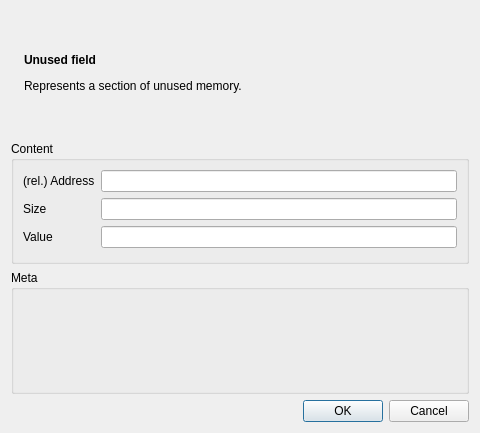
Old version of the form src/unusedfielddialog.ui in the repository dmr-tools/anytone-emu.
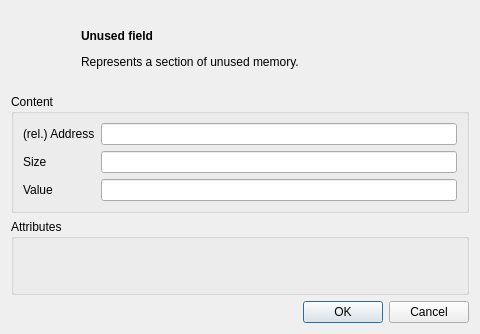
New version of the form. Icons and pictures are not drawn. Custom widgets are drawn as their Qt base class.

Commit message:
Implemented icon themes (#4)
* Prepared dark mode support.
* Fixed dark mode.

The edit to the form file:
```diff
--- a/src/unusedfielddialog.ui
+++ b/src/unusedfielddialog.ui
@@ -7,7 +7,7 @@
     <x>0</x>
     <y>0</y>
     <width>480</width>
-    <height>433</height>
+    <height>334</height>
    </rect>
   </property>
   <property name="windowTitle">
@@ -24,8 +24,11 @@
          <verstretch>0</verstretch>
         </sizepolicy>
        </property>
-       <property name="text">
-        <string notr="true">&lt;img src=&quot;:/icons/64x64/unused.png&quot;&gt;</string>
+       <property name="minimumSize">
+        <size>
+         <width>64</width>
+         <height>64</height>
+        </size>
        </property>
       </widget>
      </item>
@@ -38,8 +41,7 @@
         </sizepolicy>
        </property>
        <property name="text">
-        <string>&lt;h4&gt;Unused field&lt;/h4&gt;
-&lt;p&gt;Represents a section of unused memory.&lt;/p&gt;</string>
+        <string>&lt;html&gt;&lt;head/&gt;&lt;body&gt;&lt;h4 style=&quot;margin:0px; -qt-block-indent:0; text-indent:0px;&quot;&gt;&lt;span style=&quot; font-size:medium; font-weight:600;&quot;&gt;Unused field&lt;/span&gt;&lt;/h4&gt;&lt;p&gt;Represents a section of unused memory.&lt;/p&gt;&lt;/body&gt;&lt;/html&gt;</string>
        </property>
       </widget>
      </item>
@@ -87,7 +89,7 @@
    <item>
     <widget class="QGroupBox" name="groupBox_2">
      <property name="title">
-      <string>Meta</string>
+      <string>Attributes</string>
      </property>
      <layout class="QVBoxLayout" name="verticalLayout">
       <property name="spacing">
```
Left out of the diff: 2 changed lines with no effect on the pictures. The commit also changes 89 other files.
